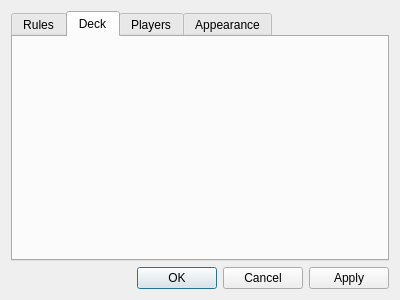
First picture: the form in settingsdialog.ui, repository trolley813/OpenFool, before the edit.
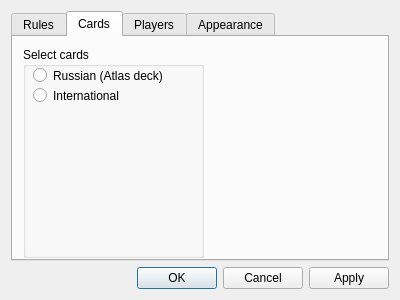
Second picture: the form after the edit. The open tabs and pages were chosen to show the change.

Commit message: added ability to select card design

The edit to the form file:
```diff
--- a/settingsdialog.ui
+++ b/settingsdialog.ui
@@ -26,8 +26,47 @@
      </widget>
      <widget class="QWidget" name="tabDeck">
       <attribute name="title">
-       <string>Deck</string>
+       <string>Cards</string>
       </attribute>
+      <widget class="QGroupBox" name="groupBoxDeck">
+       <property name="geometry">
+        <rect>
+         <x>10</x>
+         <y>10</y>
+         <width>181</width>
+         <height>211</height>
+        </rect>
+       </property>
+       <property name="title">
+        <string>Select cards</string>
+       </property>
+       <widget class="QRadioButton" name="radioButtonRus">
+        <property name="geometry">
+         <rect>
+          <x>10</x>
+          <y>20</y>
+          <width>161</width>
+          <height>17</height>
+         </rect>
+        </property>
+        <property name="text">
+         <string>Russian (Atlas deck)</string>
+        </property>
+       </widget>
+       <widget class="QRadioButton" name="radioButtonInt">
+        <property name="geometry">
+         <rect>
+          <x>10</x>
+          <y>40</y>
+          <width>161</width>
+          <height>17</height>
+         </rect>
+        </property>
+        <property name="text">
+         <string>International</string>
+        </property>
+       </widget>
+      </widget>
      </widget>
      <widget class="QWidget" name="tabPlayers">
       <attribute name="title">
```
Left out of the diff: 4 changed lines with no effect on the pictures. The commit also changes 2 other files.
